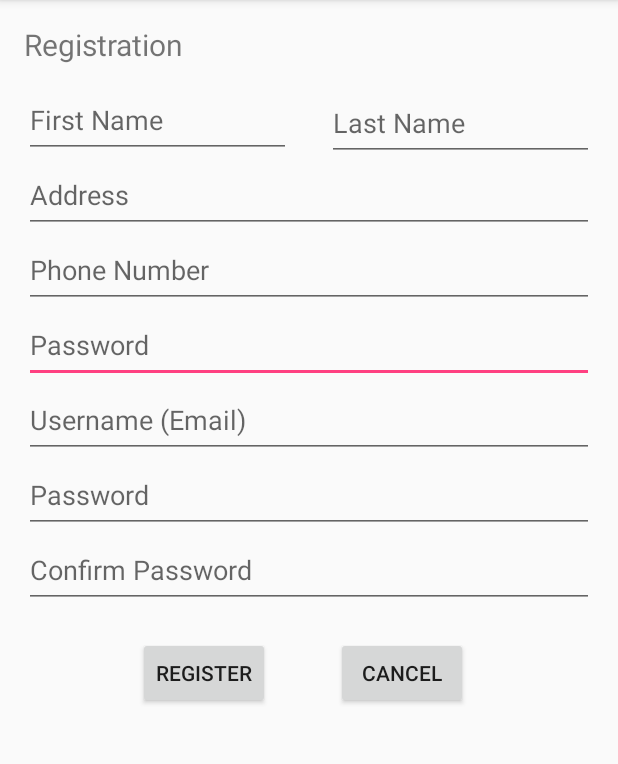
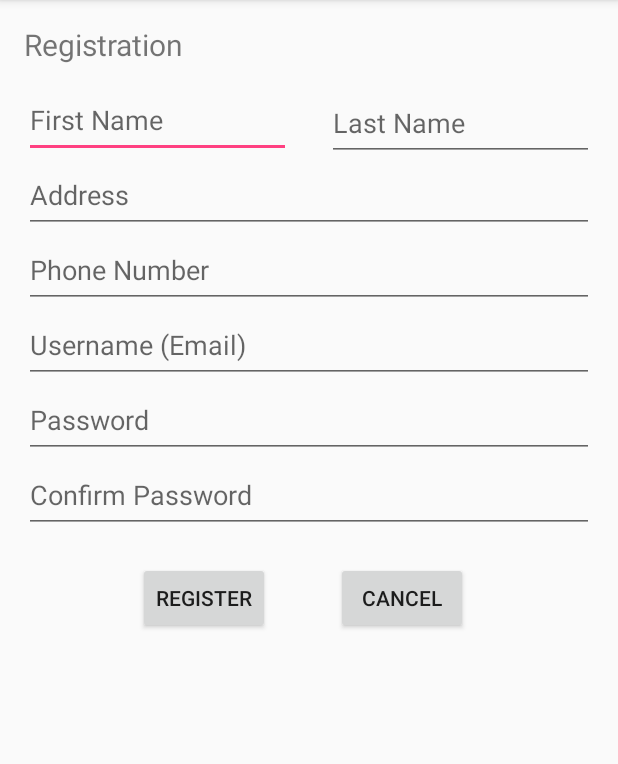
Before and after one commit to EllaKim0415/Bob-Pool, an Android app: the RegisterActivity screen opened directly, with no data from a screen before it, on a phone screen of 412 x 824 dp, the part 84-848 px from its top. Run offline under Robolectric (Android 15) with nearby library versions, the phone set to English and light mode, and no system bars; our stand-ins replace Firebase (no records; nobody signed in at launch, a user with empty details on screens opened directly).

Commit message:
delete 1 password from registerActivity

```diff
--- a/BobPool/app/src/main/res/layout/activity_register.xml
+++ b/BobPool/app/src/main/res/layout/activity_register.xml
@@ -15,20 +15,6 @@
     <RelativeLayout
         android:layout_width="match_parent"
         android:layout_height="match_parent">
-
-        <EditText
-            android:id="@+id/editText10"
-            android:layout_width="178dp"
-            android:layout_height="50dp"
-            android:layout_alignParentEnd="true"
-            android:layout_alignParentLeft="true"
-            android:layout_alignParentRight="true"
-            android:layout_alignParentStart="true"
-            android:layout_below="@+id/editText3Phone"
-            android:ems="10"
-            android:hint="Password"
-            android:inputType="textPersonName"
-            android:labelFor="@+id/_name" />
 
         <EditText
             android:id="@+id/editTextFirstName"
@@ -88,15 +74,15 @@
             android:id="@+id/editText6username"
             android:layout_width="178dp"
             android:layout_height="50dp"
-            android:layout_alignParentEnd="true"
-            android:layout_alignParentLeft="true"
-            android:layout_alignParentRight="true"
-            android:layout_alignParentStart="true"
-            android:layout_below="@+id/editText10"
             android:ems="10"
             android:hint="Username (Email)"
             android:inputType="textPersonName"
-            android:labelFor="@+id/_name" />
+            android:labelFor="@+id/_name"
+            android:layout_below="@+id/editText3Phone"
+            android:layout_alignParentRight="true"
+            android:layout_alignParentEnd="true"
+            android:layout_alignParentLeft="true"
+            android:layout_alignParentStart="true" />
 
         <EditText
             android:id="@+id/editText9password"
```
